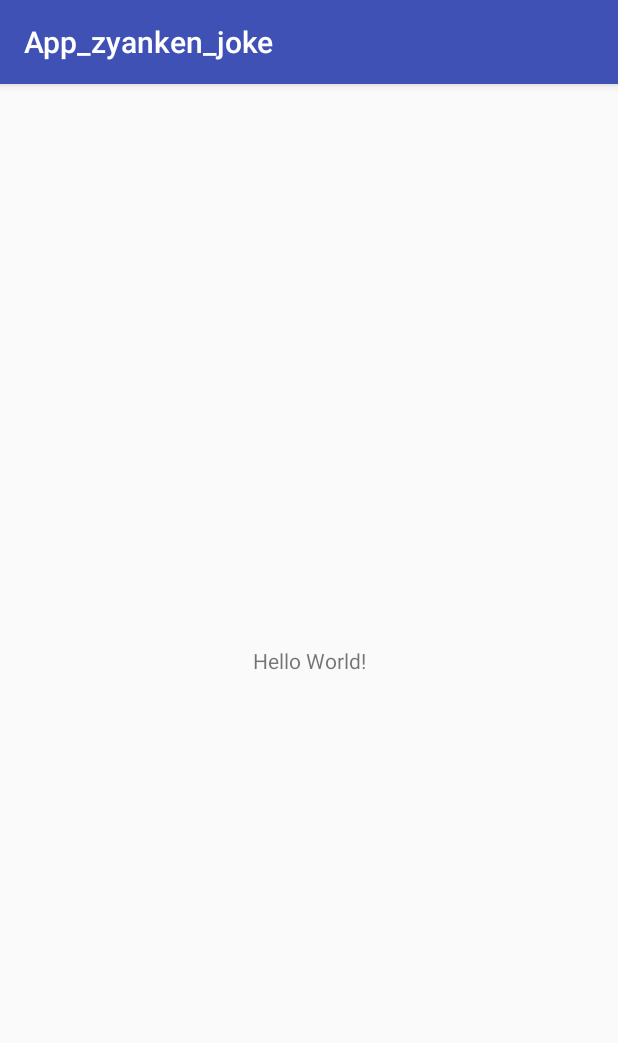
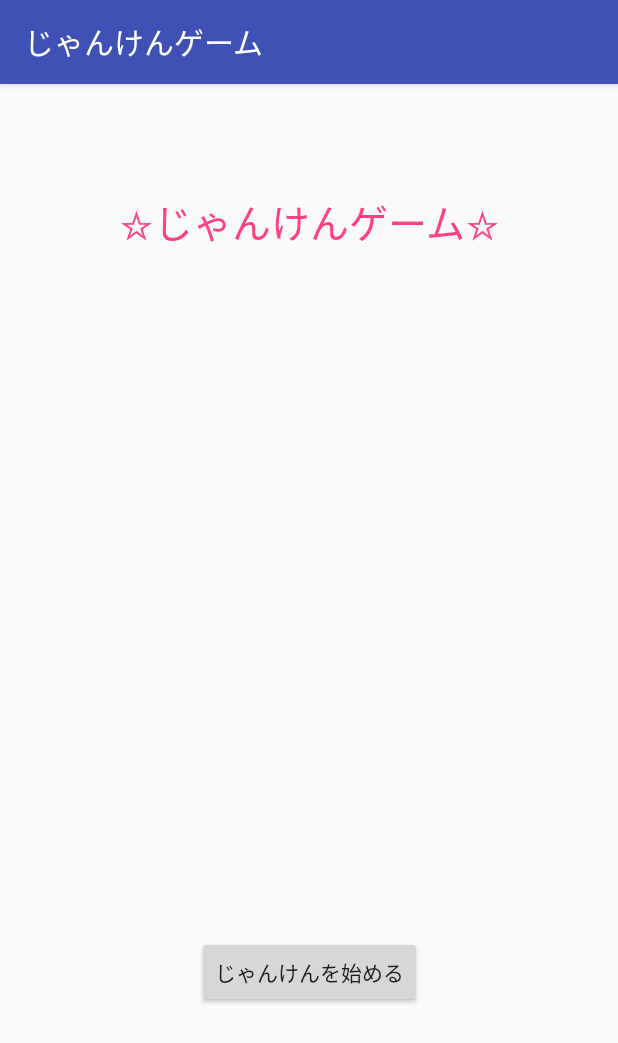
Before and after one commit to Bluewind12/App_zyanken_joke, an Android app: the screen it shows after launch (MainActivity), on a phone screen of 412 x 824 dp. Shown: the top 1043 px of the screen. Run offline under Robolectric (Android 15) with nearby library versions, the phone set to English and light mode, and no system bars.

Commit message:
Implementation_Button

```diff
--- a/app/src/main/java/com/example/momonyan/app_zyanken_joke/MainActivity.kt
+++ b/app/src/main/java/com/example/momonyan/app_zyanken_joke/MainActivity.kt
@@ -2,11 +2,16 @@ package com.example.momonyan.app_zyanken_joke
 
 import android.support.v7.app.AppCompatActivity
 import android.os.Bundle
+import android.widget.Button
+import android.widget.Toast
 
 class MainActivity : AppCompatActivity() {
-
     override fun onCreate(savedInstanceState: Bundle?) {
         super.onCreate(savedInstanceState)
         setContentView(R.layout.activity_main)
+        val start = findViewById(R.id.startB) as Button
+        start.setOnClickListener {
+            Toast.makeText(this, "Test", Toast.LENGTH_LONG).show()
+        }
     }
 }
--- a/app/src/main/res/layout/activity_main.xml
+++ b/app/src/main/res/layout/activity_main.xml
@@ -7,12 +7,29 @@
     tools:context=".MainActivity">
 
     <TextView
+        android:id="@+id/titleT"
         android:layout_width="wrap_content"
         android:layout_height="wrap_content"
-        android:text="Hello World!"
-        app:layout_constraintBottom_toBottomOf="parent"
-        app:layout_constraintLeft_toLeftOf="parent"
-        app:layout_constraintRight_toRightOf="parent"
+        android:layout_marginEnd="8dp"
+        android:layout_marginStart="8dp"
+        android:layout_marginTop="72dp"
+        android:text="@string/title"
+        android:textSize="26sp"
+        android:textColor="@color/colorAccent"
+        app:layout_constraintEnd_toEndOf="parent"
+        app:layout_constraintStart_toStartOf="parent"
         app:layout_constraintTop_toTopOf="parent" />
 
+    <Button
+        android:id="@+id/startB"
+        android:layout_width="wrap_content"
+        android:layout_height="wrap_content"
+        android:layout_marginBottom="152dp"
+        android:layout_marginEnd="8dp"
+        android:layout_marginStart="8dp"
+        android:text="@string/start_button"
+        app:layout_constraintBottom_toBottomOf="parent"
+        app:layout_constraintEnd_toEndOf="parent"
+        app:layout_constraintStart_toStartOf="parent" />
+
 </android.support.constraint.ConstraintLayout>
--- a/app/src/main/res/values/strings.xml
+++ b/app/src/main/res/values/strings.xml
@@ -1,3 +1,5 @@
 <resources>
-    <string name="app_name">App_zyanken_joke</string>
+    <string name="app_name">じゃんけんゲーム</string>
+    <string name="title">☆じゃんけんゲーム☆</string>
+    <string name="start_button">じゃんけんを始める</string>
 </resources>
--- a/build.gradle
+++ b/build.gradle
@@ -7,7 +7,7 @@ buildscript {
         jcenter()
     }
     dependencies {
-        classpath 'com.android.tools.build:gradle:3.1.0'
+        classpath 'com.android.tools.build:gradle:3.1.2'
         classpath "org.jetbrains.kotlin:kotlin-gradle-plugin:$kotlin_version"
 
         // NOTE: Do not place your application dependencies here; they belong
```
